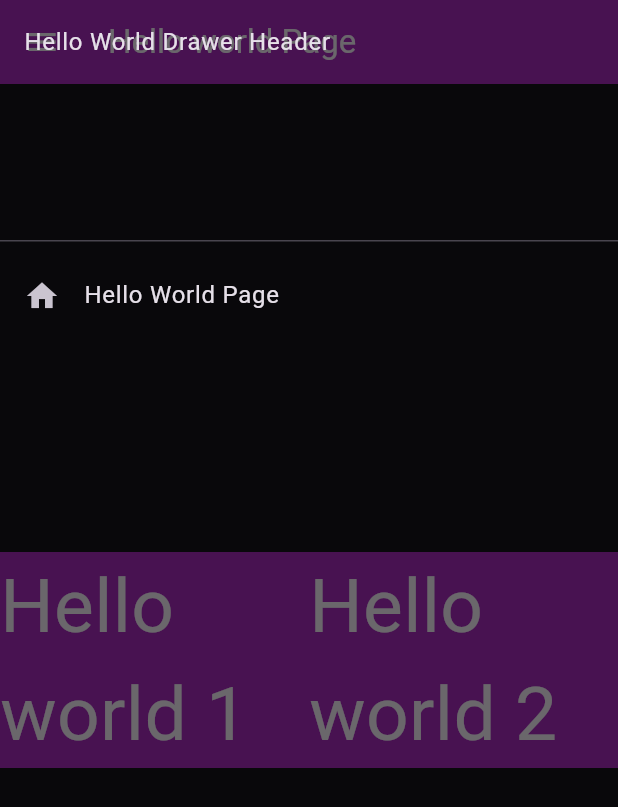
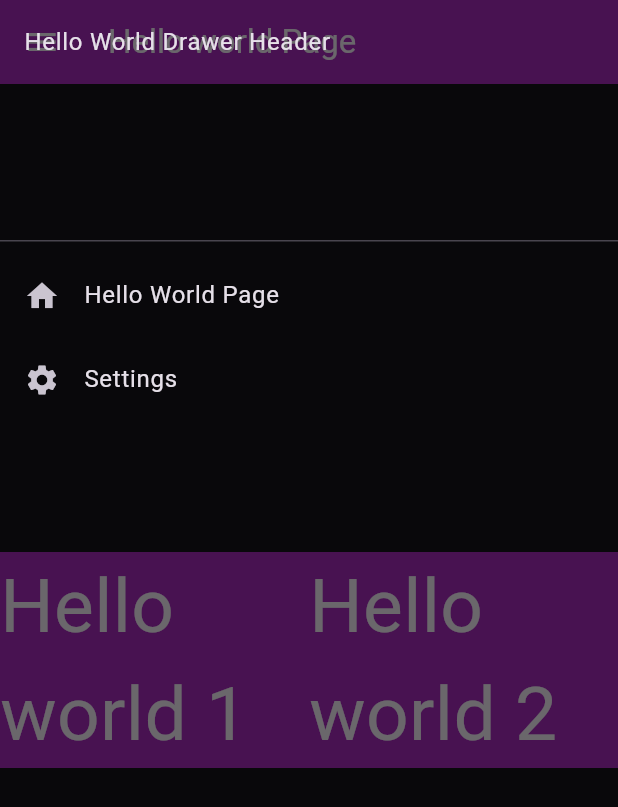
Before and after one commit to agustinventura/flutter_for_all_2023, a Flutter app: the screen it shows after launch, with the side drawer open, on a phone screen of 412 x 824 dp. Shown: the top 807 px of the screen. Run offline on Flutter 3.47's test engine with Material 3 defaults, Android fonts, the phone set to English and light mode, and no system bars; our stand-ins replace go_router.

Commit message:
Adds navigation with go_router.

```diff
--- a/lib/hello_world_app.dart
+++ b/lib/hello_world_app.dart
@@ -1,5 +1,5 @@
 import 'package:flutter/material.dart';
-import 'package:flutter_for_all_2023/ui/home_page.dart';
+import 'package:flutter_for_all_2023/routes.dart';
 
 class HelloWorldApp extends StatelessWidget {
   const HelloWorldApp({
@@ -8,7 +8,7 @@ class HelloWorldApp extends StatelessWidget {
 
   @override
   Widget build(BuildContext context) {
-    return MaterialApp(
+    return MaterialApp.router(
       title: 'Hello World App',
       theme: ThemeData(
         brightness: Brightness.dark,
@@ -17,7 +17,7 @@ class HelloWorldApp extends StatelessWidget {
           color: Colors.purple
         )
       ),
-      home: HomePage()
+      routerConfig: router,
     );
   }
 }
--- /dev/null
+++ b/lib/routes.dart
@@ -0,0 +1,20 @@
+import 'package:flutter_for_all_2023/ui/error_page.dart';
+import 'package:flutter_for_all_2023/ui/home_page.dart';
+import 'package:flutter_for_all_2023/ui/settings_page.dart';
+import 'package:go_router/go_router.dart';
+
+final router = GoRouter(
+    routes: [
+      GoRoute(
+          name: 'home',
+          path: '/',
+          builder: (context, state) => HomePage(),
+      ),
+      GoRoute(
+          name: 'settings',
+          path: '/settings',
+          builder: (context, state) => SettingsPage()
+      )
+    ],
+    errorBuilder: (context, state) => const ErrorPage()
+);
--- a/lib/ui/menu/hello_world_drawer.dart
+++ b/lib/ui/menu/hello_world_drawer.dart
@@ -1,4 +1,5 @@
 import 'package:flutter/material.dart';
+import 'package:go_router/go_router.dart';
 
 class HelloWorldDrawer extends StatelessWidget {
   const HelloWorldDrawer({
@@ -8,13 +9,25 @@ class HelloWorldDrawer extends StatelessWidget {
   @override
   Widget build(BuildContext context) {
     return ListView(
-      children: const [
-        DrawerHeader(child: Text('Hello World Drawer Header')),
+      children: [
+        const DrawerHeader(child: Text('Hello World Drawer Header')),
         ListTile(
-            leading: Icon(
+            leading: const Icon(
               Icons.home,
             ),
-            title: Text('Hello World Page')
+            title: const Text('Hello World Page'),
+            onTap: () {
+              context.goNamed('home');
+            }
+        ),
+        ListTile(
+          leading: const Icon(
+            Icons.settings,
+          ),
+          title: const Text('Settings'),
+          onTap: () {
+            context.goNamed('settings');
+          },
         ),
       ],
     );
--- a/pubspec.yaml
+++ b/pubspec.yaml
@@ -35,6 +35,7 @@ dependencies:
   # The following adds the Cupertino Icons font to your application.
   # Use with the CupertinoIcons class for iOS style icons.
   cupertino_icons: ^1.0.2
+  go_router: ^14.2.0
 
 dev_dependencies:
   flutter_test:
```
Also changed, not shown: lib/ui/error_page.dart (added, +35 -0 lines), lib/ui/settings_page.dart (added, +37 -0 lines), pubspec.lock, 1 other file.
